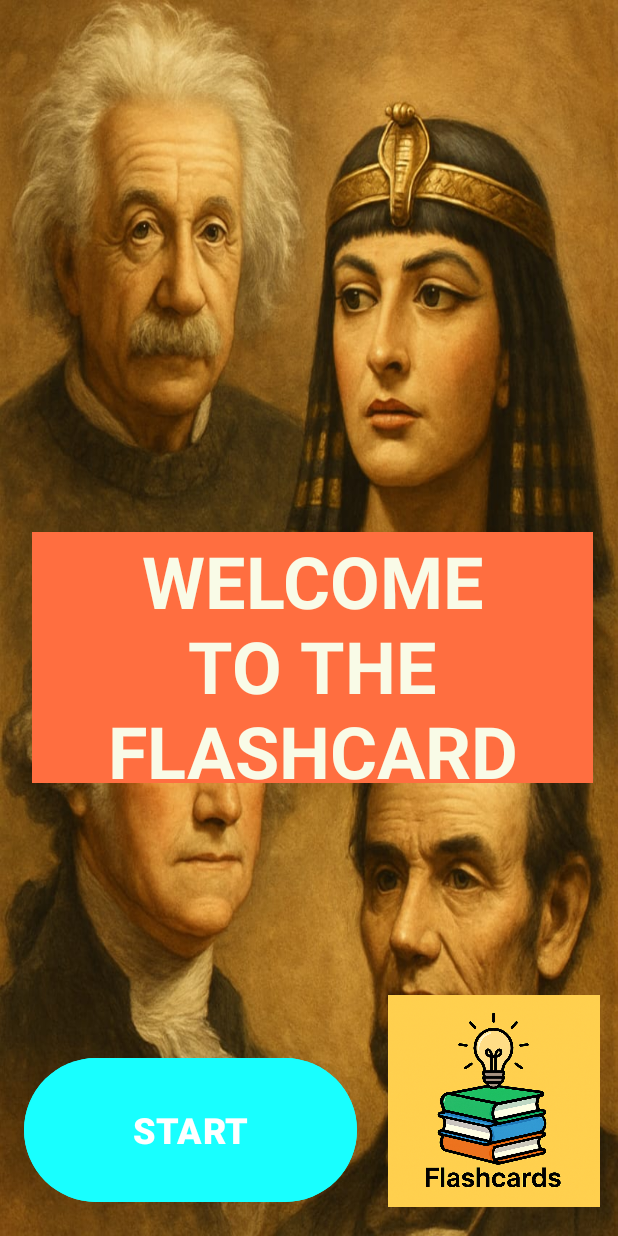
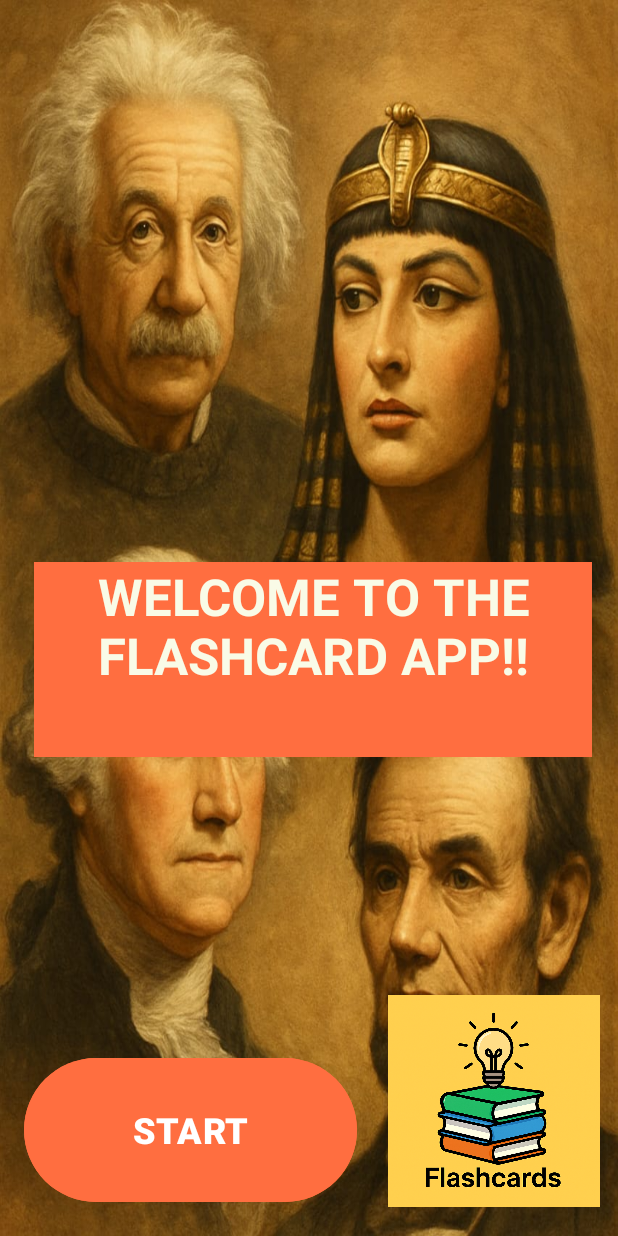
Before and after one commit to Eldies45/flashcard-app, an Android app: the screen it shows after launch (MainActivity), on a phone screen of 412 x 824 dp. Run offline under Robolectric (Android 15) with nearby library versions, the phone set to English and light mode, and no system bars.

Commit message:
Flashcard app

```diff
--- a/app/src/main/java/com/example/flashcardapplication/MainActivity3.kt
+++ b/app/src/main/java/com/example/flashcardapplication/MainActivity3.kt
@@ -39,7 +39,7 @@ class MainActivity3 : AppCompatActivity() {
         }
 
         btnReview.setOnClickListener {
-            val txtReview: TextView = findViewById(R.id.textView6)
+
 
             val theBuilt = StringBuilder()
             for (i in questions.indices) {
--- a/app/src/main/res/layout/activity_main.xml
+++ b/app/src/main/res/layout/activity_main.xml
@@ -10,15 +10,15 @@
 
     <TextView
         android:id="@+id/textView"
-        android:layout_width="374dp"
-        android:layout_height="167dp"
+        android:layout_width="372dp"
+        android:layout_height="130dp"
         android:background="#FF5252"
         android:backgroundTint="#FF6E40"
         android:text="WELCOME TO THE FLASHCARD APP!!"
         android:textAlignment="center"
         android:textColor="#F9FBE7"
         android:textDirection="firstStrongRtl"
-        android:textSize="48sp"
+        android:textSize="34sp"
         android:textStyle="bold"
         app:layout_constraintBottom_toBottomOf="parent"
         app:layout_constraintEnd_toEndOf="parent"
@@ -31,7 +31,7 @@
         android:id="@+id/button"
         android:layout_width="222dp"
         android:layout_height="104dp"
-        android:backgroundTint="#18FFFF"
+        android:backgroundTint="#FF6E40"
         android:text="START"
         android:textAlignment="center"
         android:textSize="24sp"
--- a/app/src/main/res/layout/activity_main2.xml
+++ b/app/src/main/res/layout/activity_main2.xml
@@ -12,16 +12,17 @@
         android:id="@+id/textView2"
         android:layout_width="415dp"
         android:layout_height="160dp"
+        android:background="@color/white"
+        android:backgroundTint="@color/white"
         android:text=""
         android:textColor="#69F0AE"
         android:textColorHint="#E1FFFFFF"
         android:textSize="24sp"
         app:layout_constraintBottom_toBottomOf="parent"
         app:layout_constraintEnd_toEndOf="parent"
-        app:layout_constraintHorizontal_bias="0.498"
         app:layout_constraintStart_toStartOf="parent"
         app:layout_constraintTop_toTopOf="parent"
-        app:layout_constraintVertical_bias="0.129" />
+        app:layout_constraintVertical_bias="0.028" />
 
     <Button
         android:id="@+id/button2"
```
Also changed, not shown: app/src/main/res/layout/activity_main3.xml (+9 -15 lines).
